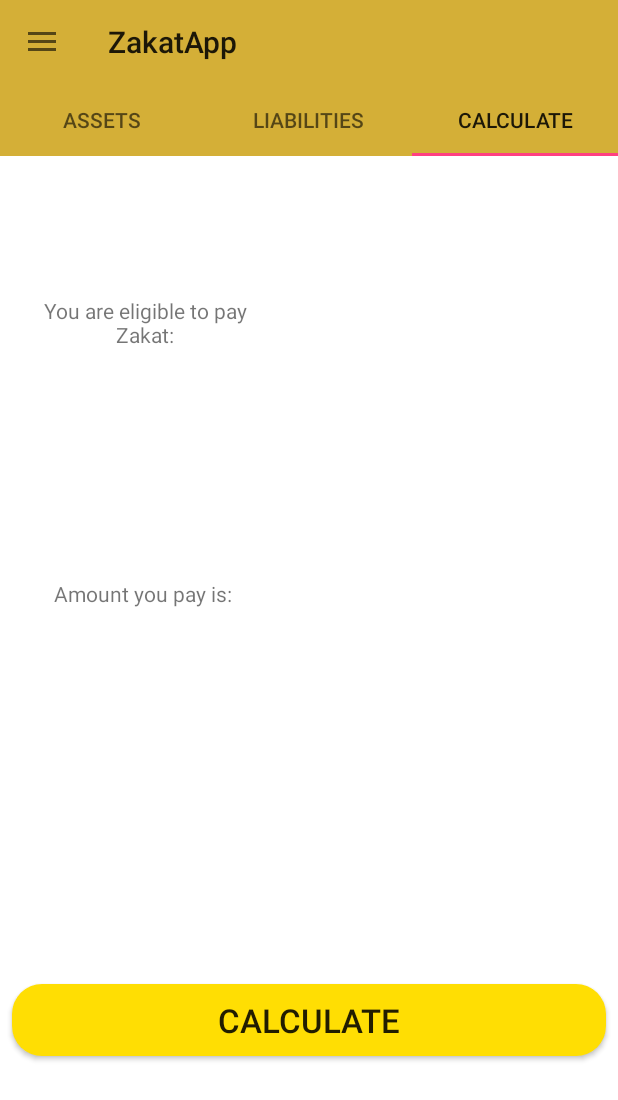
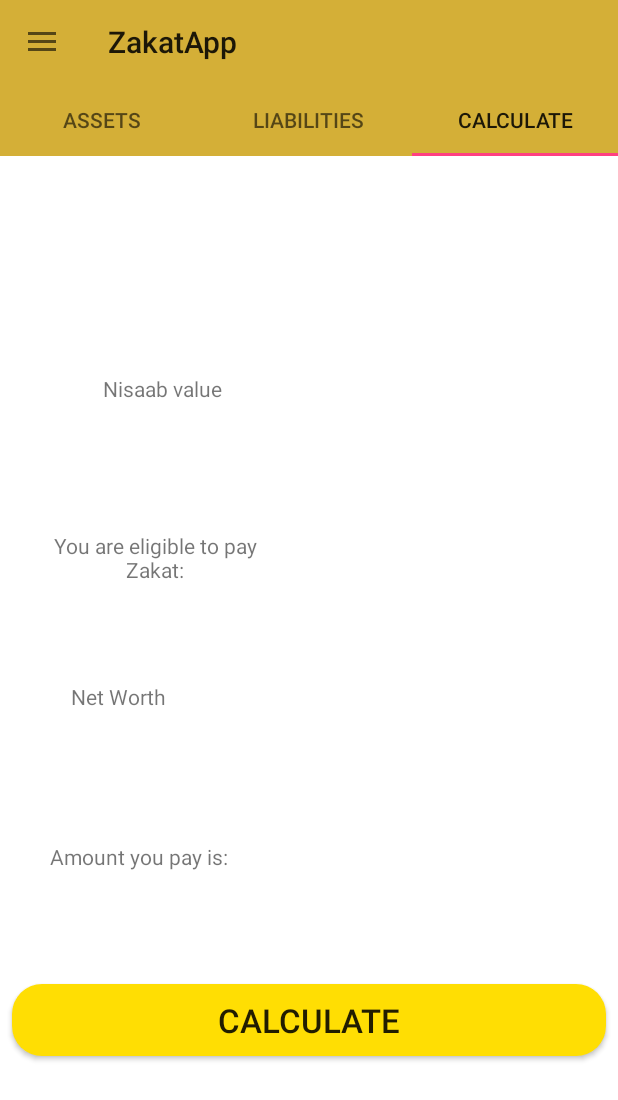
Before and after one commit to adil659/ZakatApp, an Android app: the screen it shows after launch (MainActivity), tab 3 chosen, on a phone screen of 412 x 824 dp. Shown: the top 1100 px of the screen. Run offline under Robolectric (Android 15) with nearby library versions, the phone set to English and light mode, and no system bars.

Commit message:
Biggest change: more info on calculation page (#5)
Others:
- code cleanup
- better logs
- Alert dialog stuff moved

```diff
--- a/app/src/main/java/com/ideas/innovative/zakatapp/AssetsFragment.java
+++ b/app/src/main/java/com/ideas/innovative/zakatapp/AssetsFragment.java
@@ -18,6 +18,7 @@ import android.widget.TextView;
 import com.ideas.innovative.zakatapp.GoldValueAPI.GoldDataSet;
 
 import java.util.ArrayList;
+import java.util.Stack;
 
 /**
  * Created by adil6 on 2018-10-27.
@@ -28,28 +29,21 @@ public class AssetsFragment extends android.support.v4.app.Fragment {
     ListView listView;
     PaymentItemsAdapter paymentItemsAdapter;
     ArrayList<EditablePair<String, Boolean>> arrayMapAsset;
+    Stack<String> currentAssets = new Stack<>();
+    static double mGoldValue=0;
+    static double mSilverValue=0;
 
-    double mGoldValue=0;
-    double mSilverValue=0;
-
-    String mGoldCurrentMonth;
-    String mGoldCurrentDay;
-    String mGoldCurrentYear;
-
-    String mSilverCurrentMonth;
-    String mSilverCurrentDay;
-    String mSilverCurrentYear;
 
 
     public AssetsFragment() {
         arrayMapAsset = new ArrayList<>();
-        arrayMapAsset.add(new EditablePair<String, Boolean>("Cash", true));
-        arrayMapAsset.add(new EditablePair<String, Boolean>("Gold(g)", true));
-        arrayMapAsset.add(new EditablePair<String, Boolean>("Silver(g)", true));
-        arrayMapAsset.add(new EditablePair<String, Boolean>("Shares", false));
-        arrayMapAsset.add(new EditablePair<String, Boolean>("Business Assets", false));
-        arrayMapAsset.add(new EditablePair<String, Boolean>("Investment Properties", false));
-        arrayMapAsset.add(new EditablePair<String, Boolean>("Anything else", false));
+        arrayMapAsset.add(new EditablePair<>("Cash", true));
+        arrayMapAsset.add(new EditablePair<>("Gold(g)", true));
+        arrayMapAsset.add(new EditablePair<>("Silver(g)", true));
+        arrayMapAsset.add(new EditablePair<>("Shares", false));
+        arrayMapAsset.add(new EditablePair<>("Business Assets", false));
+        arrayMapAsset.add(new EditablePair<>("Investment Properties", false));
+        arrayMapAsset.add(new EditablePair<>("Anything else", false));
     }
 
     @Override
@@ -66,48 +60,13 @@ public class AssetsFragment extends android.support.v4.app.Fragment {
 
         return view;
     }
-/*
-    public void setupListeners() {
-        if(paymentItemsAdapter != null) {
-            paymentItemsAdapter.mGoldImageView.setOnClickListener(new View.OnClickListener() {
-                @Override
-                public void onClick(View v) {
-                    AlertDialog.Builder builder = new AlertDialog.Builder(getContext());
-                    builder.setMessage("The price of gold as of " + mGoldCurrentDay + " " +
-                            mGoldCurrentMonth + ", " + mGoldCurrentYear + "\n is " + mGoldValue + "/g")
-                            .setTitle("Gold");
 
-                    AlertDialog alertDialog = builder.create();
-                    alertDialog.show();
-
-                }
-            });
-        }
-
-        if (paymentItemsAdapter != null ) {
-            paymentItemsAdapter.mSilverImageView.setOnClickListener(new View.OnClickListener() {
-                @Override
-                public void onClick(View v) {
-                    AlertDialog.Builder builder = new AlertDialog.Builder(getContext());
-
-                    builder.setMessage("The price of silver as of " + mSilverCurrentDay + " " +
-                            mSilverCurrentMonth + ", " + mSilverCurrentYear + "\n is " + mSilverValue + "/g")
-                            .setTitle("Silver");
-
-                    AlertDialog alertDialog = builder.create();
-                    alertDialog.show();
-
-                }
-            });
-        }
-
-    }
-*/
     private void setupLiabilitiesAdapter(ListView listView) {    // YOU CAN ADD MORE PAGES FROM HERE
         paymentItemsAdapter = new PaymentItemsAdapter(getContext(), R.layout.payment_item);
         for (int i=0; i<arrayMapAsset.size(); i++) {
             String string = arrayMapAsset.get(i).getKey();
             if (arrayMapAsset.get(i).getValue()) {
+                currentAssets.add(string);
                 paymentItemsAdapter.addPayment(string, "");
             }
         }
@@ -146,9 +105,6 @@ public class AssetsFragment extends android.support.v4.app.Fragment {
                     setUpAddNewItem();
 
                 }
-                else {
-                    Log.v ("Hello", "2");
-                }
             }
         });
     }
@@ -167,6 +123,7 @@ public class AssetsFragment extends android.support.v4.app.Fragment {
                 //arrayMapAsset.add(new EditablePair<String, Boolean>(sel, true));
                 for (int i=0; i <arrayMapAsset.size(); i++) {
                     if (arrayMapAsset.get(i).getKey().equals(sel)) {
+                        currentAssets.add(sel);
                         arrayMapAsset.get(i).setValue(true);
                     }
                 }
@@ -178,28 +135,23 @@ public class AssetsFragment extends android.support.v4.app.Fragment {
 
     public void updateAdapter() {
         ArrayList<String> tmp = new ArrayList<>();
-        for (int i=0; i<arrayMapAsset.size(); i++) {
-            String string = arrayMapAsset.get(i).getKey();
-            if (arrayMapAsset.get(i).getValue()) {
-                tmp.add(string);
-            }
+        for (int i=0; i<currentAssets.size(); i++) {
+                tmp.add(currentAssets.get(i));
         }
+
         paymentItemsAdapter.updateAdapter(tmp);
         listView.invalidate();
     }
 
-    public double calculate() {
-
+    public double calculateNisaab() {
         double certainOuncesOfGold = 3.0857662;
         double nisaabValue = mGoldValue * certainOuncesOfGold;
-        Log.v("Calculation", "nisaab value[" + nisaabValue + "]");
+        Log.v("Calculation", "nisaab calc, gold[" + mGoldValue + "/oz * 3.0857662] nisaab value[" + nisaabValue + "]");
+        return nisaabValue;
+    }
+
+    public double calculateAssets() {
         double totalAssets = totalAssets();
-
-        if (totalAssets < nisaabValue) {
-            Log.v("Calculation", "not eligible to pay zakat");
-            return 0;
-        }
-        Log.v("Calculation", "can pay zakat");
         return totalAssets;
     }
 
@@ -213,26 +165,20 @@ public class AssetsFragment extends android.support.v4.app.Fragment {
                 if (!value.isEmpty()) {
                     int actualValue = Integer.valueOf(value);
                     if (string.equals("Gold(g)")) {
-                        //Log.v("Rainbow", "we got gold(g)" + actualValue + " mGoldValue " + mGoldValue);
                         double goldCalc = (actualValue / 28.35) * mGoldValue;
-                        Log.v("Calculation", "adding asset " + string + "[" + goldCalc + "]");
+                        Log.v("Calculation", "gold(g|oz)[" + actualValue + "|" +
+                                (actualValue/28.35) + "] goldvalue[ " + mGoldValue + "][adding asset " + string + "[" + goldCalc + "]");
                         total += goldCalc;
 
                     } else if (string.equals("Silver(g)")) {
                         double silverCalc = (actualValue / 28.35) * mSilverValue;
-                        Log.v("Calculation", "adding asset " + string + "[" + silverCalc + "]");
-
+                        Log.v("Calculation", "silver(g|oz)[" + actualValue + "|" +
+                                (actualValue/28.35) + "] silverValue[ " + mSilverValue + "][adding asset " + string + "[" + silverCalc + "]");
                         total += silverCalc;
-
-                        //Log.v("Rainbow", "we got silver(g)" + actualValue);
 
                     } else {
                         total += actualValue;
                         Log.v("Calculation", "adding asset " + string + "[" + actualValue + "]");
-
-                        //Log.v("Rainbow", "Asset " + string + " " + actualValue);
-
-
                     }
                 }
             }
@@ -247,3 +193,74 @@ public class AssetsFragment extends android.support.v4.app.Fragment {
         super.onSaveInstanceState(outState);
     }
 }
+
+
+
+
+
+
+
+
+
+
+
+
+
+
+
+
+
+
+
+
+
+
+
+
+
+
+
+
+
+
+
+
+
+
+/*
+    public void setupListeners() {
+        if(paymentItemsAdapter != null) {
+            paymentItemsAdapter.mGoldImageView.setOnClickListener(new View.OnClickListener() {
+                @Override
+                public void onClick(View v) {
+                    AlertDialog.Builder builder = new AlertDialog.Builder(getContext());
+                    builder.setMessage("The price of gold as of " + mGoldCurrentDay + " " +
+                            mGoldCurrentMonth + ", " + mGoldCurrentYear + "\n is " + mGoldValue + "/g")
+                            .setTitle("Gold");
+
+                    AlertDialog alertDialog = builder.create();
+                    alertDialog.show();
+
+                }
+            });
+        }
+
+        if (paymentItemsAdapter != null ) {
+            paymentItemsAdapter.mSilverImageView.setOnClickListener(new View.OnClickListener() {
+                @Override
+                public void onClick(View v) {
+                    AlertDialog.Builder builder = new AlertDialog.Builder(getContext());
+
+                    builder.setMessage("The price of silver as of " + mSilverCurrentDay + " " +
+                            mSilverCurrentMonth + ", " + mSilverCurrentYear + "\n is " + mSilverValue + "/g")
+                            .setTitle("Silver");
+
+                    AlertDialog alertDialog = builder.create();
+                    alertDialog.show();
+
+                }
+            });
+        }
+
+    }
+*/
--- a/app/src/main/java/com/ideas/innovative/zakatapp/MainActivity.java
+++ b/app/src/main/java/com/ideas/innovative/zakatapp/MainActivity.java
@@ -55,7 +55,7 @@ public class MainActivity extends AppCompatActivity {
     LiabilitiesFragment mLiabilitiesFragment;
     CalculateFragment mCalculateFragment;
 
-
+    String dateOfMetalPrices;
     Calendar calendar = Calendar.getInstance();
     Date date = calendar.getTime();
     SimpleDateFormat monthformat = new SimpleDateFormat("MMMM");
@@ -98,9 +98,15 @@ public class MainActivity extends AppCompatActivity {
         String silverUrl = BASE_URL + SILVER + QUESTION_MARK + START_DATE + date1 + AMPERSAND + END_DATE + date1 + // silver API call
                 AMPERSAND + API_KEY;
 
-        Log.v("ApiCall", "date " + date1);
-        makeApiCall(goldUrl); //fetch data how to return value from listener
-        makeApiCall(silverUrl);
+        Log.v("MetalApi", "date " + date1);
+        Log.v("MetalApi", "gold[" + AssetsFragment.mGoldValue + "] silver[" + AssetsFragment.mSilverValue + "]");
+        if(AssetsFragment.mGoldValue == 0 || !dateOfMetalPrices.equals(date1)) {
+            dateOfMetalPrices = date1;
+            makeApiCall(goldUrl); //fetch data how to return value from listener
+        }
+        if (AssetsFragment.mSilverValue == 0 || !dateOfMetalPrices.equals(date1)) {
+            makeApiCall(silverUrl);
+        }
     }
 
     public void setupNavViewListener(NavigationView view) {
@@ -126,17 +132,21 @@ public class MainActivity extends AppCompatActivity {
     }
 
     public void clickCalculate(View view) {
-
-        double totalAssets = mAssetsFragment.calculate(); // get total assets
+        double nisaabValue = mAssetsFragment.calculateNisaab();
+        double totalAssets = mAssetsFragment.calculateAssets(); // get total assets
         double totalLiabilities = mLiabilitiesFragment.calculate(); // get total liabilities
 
-        if (totalAssets == 0) {
-           mCalculateFragment.calculateResult("No", "0");
+        double netWorth = totalAssets - totalLiabilities;
+        Log.v("Calculation", "netWorth[" + netWorth + "]");
+
+        if(netWorth > nisaabValue) {
+            double zakatToPay = netWorth * 0.025;
+            mCalculateFragment.calculateResult("yes", String.valueOf(zakatToPay), String.valueOf(nisaabValue), String.valueOf(netWorth));
+            Log.v("Calculation", "can pay zakat");
         }
-        else {
-            double amount = totalAssets - totalLiabilities;
-            double zakatToPay = amount * 0.025;
-            mCalculateFragment.calculateResult("yes", String.valueOf(zakatToPay));
+        else{
+            mCalculateFragment.calculateResult("No", "0", String.valueOf(nisaabValue), String.valueOf(netWorth));
+            Log.v("Calculation", "not eligible to pay zakat");
         }
     }
 
--- a/app/src/main/java/com/ideas/innovative/zakatapp/PaymentItemsAdapter.java
+++ b/app/src/main/java/com/ideas/innovative/zakatapp/PaymentItemsAdapter.java
@@ -34,7 +34,8 @@ public class PaymentItemsAdapter extends ArrayAdapter {
     ArrayList<String> answerBoxes = new ArrayList<>();
     ImageView mGoldImageView = null;
     ImageView mSilverImageView = null;
-    ArrayList<EditablePair<String, String>> items = new ArrayList<>();
+
+    ArrayList<PaymentItem> items = new ArrayList<>();
 
     double mGoldValue=0;
     double mSilverValue=0;
--- a/app/src/main/res/layout/calculate_fragment.xml
+++ b/app/src/main/res/layout/calculate_fragment.xml
@@ -1,10 +1,42 @@
 <?xml version="1.0" encoding="utf-8"?>
-<android.support.constraint.ConstraintLayout
-    xmlns:android="http://schemas.android.com/apk/res/android"
+<android.support.constraint.ConstraintLayout xmlns:android="http://schemas.android.com/apk/res/android"
     xmlns:app="http://schemas.android.com/apk/res-auto"
     xmlns:tools="http://schemas.android.com/tools"
     android:layout_width="match_parent"
     android:layout_height="match_parent">
+
+    <TextView
+        android:id="@+id/nisaabText"
+        android:layout_width="200dp"
+        android:layout_height="50dp"
+        android:layout_marginBottom="8dp"
+        android:layout_marginEnd="8dp"
+        android:layout_marginStart="8dp"
+        android:layout_marginTop="8dp"
+        android:gravity="center"
+        android:text="Nisaab value"
+        app:layout_constraintBottom_toBottomOf="parent"
+        app:layout_constraintEnd_toEndOf="parent"
+        app:layout_constraintHorizontal_bias="0.0"
+        app:layout_constraintStart_toStartOf="parent"
+        app:layout_constraintTop_toTopOf="parent"
+        app:layout_constraintVertical_bias="0.187" />
+
+    <TextView
+        android:id="@+id/nisaabValue"
+        android:layout_width="200dp"
+        android:layout_height="50dp"
+        android:layout_marginBottom="8dp"
+        android:layout_marginEnd="8dp"
+        android:layout_marginStart="8dp"
+        android:layout_marginTop="8dp"
+        android:gravity="center"
+        app:layout_constraintBottom_toBottomOf="parent"
+        app:layout_constraintEnd_toEndOf="parent"
+        app:layout_constraintHorizontal_bias="1.0"
+        app:layout_constraintStart_toStartOf="@id/nisaabText"
+        app:layout_constraintTop_toTopOf="parent"
+        app:layout_constraintVertical_bias="0.187" />
 
     <TextView
         android:id="@+id/zakatEligible"
@@ -18,10 +50,10 @@
         android:textStyle="bold"
         app:layout_constraintBottom_toBottomOf="parent"
         app:layout_constraintEnd_toEndOf="parent"
-        app:layout_constraintHorizontal_bias="0.573"
+        app:layout_constraintHorizontal_bias="0.208"
         app:layout_constraintStart_toEndOf="@+id/textView"
         app:layout_constraintTop_toTopOf="parent"
-        app:layout_constraintVertical_bias="0.136" />
+        app:layout_constraintVertical_bias="0.374" />
 
     <TextView
         android:id="@+id/zakatAmount"
@@ -35,10 +67,27 @@
         android:textStyle="bold"
         app:layout_constraintBottom_toBottomOf="parent"
         app:layout_constraintEnd_toEndOf="parent"
-        app:layout_constraintHorizontal_bias="1.0"
+        app:layout_constraintHorizontal_bias="0.333"
         app:layout_constraintStart_toEndOf="@+id/textView2"
         app:layout_constraintTop_toTopOf="parent"
-        app:layout_constraintVertical_bias="0.409" />
+        app:layout_constraintVertical_bias="0.678" />
+
+    <TextView
+        android:id="@+id/textView2"
+        android:layout_width="151dp"
+        android:layout_height="59dp"
+        android:layout_marginBottom="8dp"
+        android:layout_marginEnd="8dp"
+        android:layout_marginStart="8dp"
+        android:layout_marginTop="8dp"
+        android:gravity="center"
+        android:text="Amount you pay is:"
+        app:layout_constraintBottom_toBottomOf="parent"
+        app:layout_constraintEnd_toEndOf="parent"
+        app:layout_constraintHorizontal_bias="0.036"
+        app:layout_constraintStart_toStartOf="parent"
+        app:layout_constraintTop_toTopOf="parent"
+        app:layout_constraintVertical_bias="0.666" />
 
     <TextView
         android:id="@+id/textView"
@@ -52,27 +101,10 @@
         android:text="You are eligible to pay Zakat:"
         app:layout_constraintBottom_toBottomOf="parent"
         app:layout_constraintEnd_toEndOf="parent"
-        app:layout_constraintHorizontal_bias="0.047"
+        app:layout_constraintHorizontal_bias="0.075"
         app:layout_constraintStart_toStartOf="parent"
         app:layout_constraintTop_toTopOf="parent"
-        app:layout_constraintVertical_bias="0.114" />
-
-    <TextView
-        android:id="@+id/textView2"
-        android:layout_width="151dp"
-        android:layout_height="59dp"
-        android:layout_marginBottom="8dp"
-        android:layout_marginEnd="8dp"
-        android:layout_marginStart="8dp"
-        android:layout_marginTop="8dp"
-        android:gravity="center"
-        android:text="Amount you pay is:"
-        app:layout_constraintBottom_toBottomOf="parent"
-        app:layout_constraintEnd_toEndOf="parent"
-        app:layout_constraintHorizontal_bias="0.047"
-        app:layout_constraintStart_toStartOf="parent"
-        app:layout_constraintTop_toTopOf="parent"
-        app:layout_constraintVertical_bias="0.394" />
+        app:layout_constraintVertical_bias="0.357" />
 
     <Button
         android:id="@+id/button"
@@ -92,4 +124,37 @@
         app:layout_constraintStart_toStartOf="parent"
         app:layout_constraintTop_toTopOf="parent"
         app:layout_constraintVertical_bias="0.829" />
+
+    <TextView
+        android:id="@+id/netWorthTextView"
+        android:layout_width="84dp"
+        android:layout_height="43dp"
+        android:layout_marginBottom="8dp"
+        android:layout_marginEnd="8dp"
+        android:layout_marginStart="8dp"
+        android:layout_marginTop="8dp"
+        android:gravity="center"
+        android:text="Net Worth"
+        app:layout_constraintBottom_toBottomOf="parent"
+        app:layout_constraintEnd_toEndOf="parent"
+        app:layout_constraintHorizontal_bias="0.091"
+        app:layout_constraintStart_toStartOf="parent"
+        app:layout_constraintTop_toTopOf="parent" />
+
+    <TextView
+        android:id="@+id/netWorthEditText"
+        android:layout_width="168dp"
+        android:layout_height="wrap_content"
+        android:layout_marginBottom="8dp"
+        android:layout_marginEnd="8dp"
+        android:layout_marginStart="8dp"
+        android:layout_marginTop="8dp"
+        android:ems="10"
+        app:layout_constraintBottom_toBottomOf="parent"
+        app:layout_constraintEnd_toEndOf="parent"
+        app:layout_constraintHorizontal_bias="0.902"
+        app:layout_constraintStart_toEndOf="@+id/netWorthTextView"
+        app:layout_constraintTop_toTopOf="parent"
+        app:layout_constraintVertical_bias="0.499" />
+
 </android.support.constraint.ConstraintLayout>
```
Also changed, not shown: app/src/main/java/com/ideas/innovative/zakatapp/CalculateFragment.java (+8 -1 lines), app/src/main/java/com/ideas/innovative/zakatapp/LiabilitiesFragment.java (+6 -7 lines), app/src/main/java/com/ideas/innovative/zakatapp/PaymentItem.java (added, +10 -0 lines).
